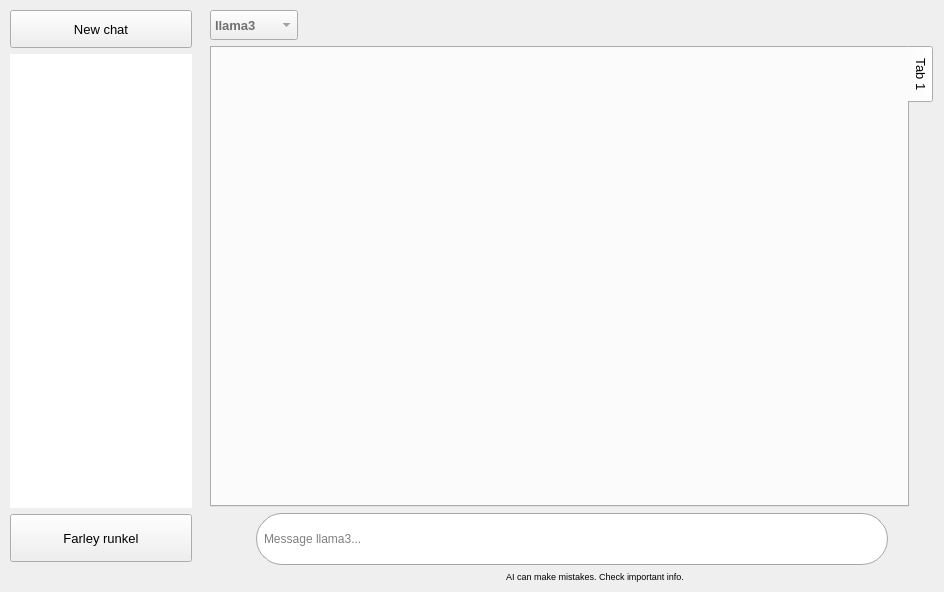
Qt form forms/mainwindow.ui (farleyrunkel/qollama) before a commit.
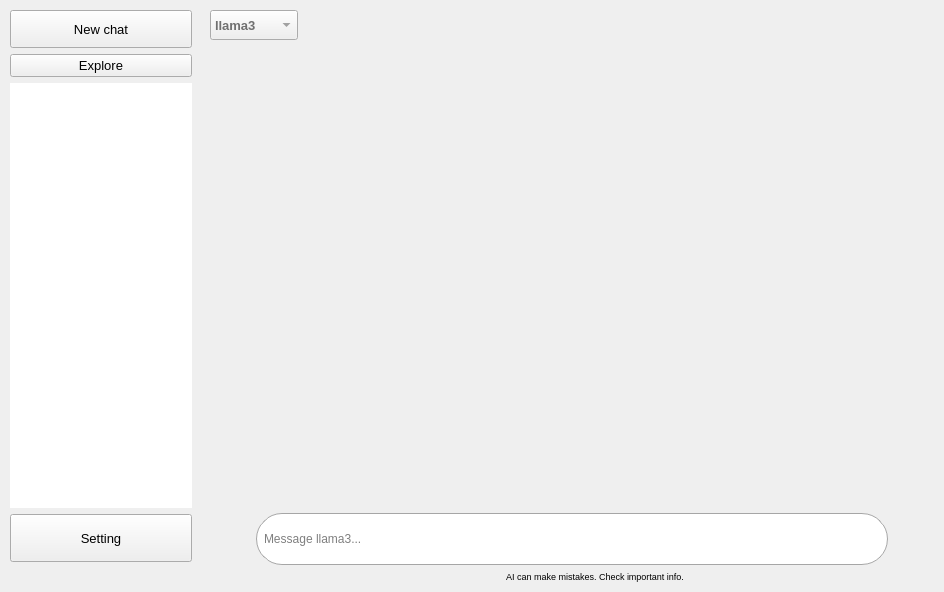
The same form after that commit. Icons and pictures are not drawn. Custom widgets are drawn as their Qt base class.

What changed in the file:
```diff
--- a/forms/mainwindow.ui
+++ b/forms/mainwindow.ui
@@ -206,6 +206,17 @@
              </property>
             </widget>
            </item>
+           <item>
+            <widget class="QPushButton" name="exploreButton">
+             <property name="text">
+              <string>Explore</string>
+             </property>
+             <property name="icon">
+              <iconset resource="../resouces.qrc">
+               <normaloff>:/icon/sparkles.png</normaloff>:/icon/sparkles.png</iconset>
+             </property>
+            </widget>
+           </item>
            <item>
             <widget class="IHistoryList" name="historyList">
              <property name="mouseTracking">
@@ -274,11 +285,11 @@
               <string notr="true"/>
              </property>
              <property name="text">
-              <string>Farley runkel</string>
+              <string>Setting</string>
              </property>
              <property name="icon">
               <iconset resource="../resouces.qrc">
-               <normaloff>:/icon/farley.jpg</normaloff>:/icon/farley.jpg</iconset>
+               <normaloff>:/icon/gear.svg</normaloff>:/icon/gear.svg</iconset>
              </property>
              <property name="iconSize">
               <size>
@@ -309,7 +320,7 @@
         </item>
        </layout>
       </widget>
-      <widget class="QFrame" name="frameRight">
+      <widget class="QStackedWidget" name="rightStack">
        <property name="sizePolicy">
         <sizepolicy hsizetype="Expanding" vsizetype="Expanding">
          <horstretch>0</horstretch>
@@ -328,6 +339,7 @@
        <property name="frameShadow">
         <enum>QFrame::Raised</enum>
        </property>
+       <widget class="QWidget" name="rightPage1" native="true">
        <layout class="QGridLayout" name="gridLayout">
         <item row="3" column="1">
          <widget class="QFrame" name="inputFrame">
@@ -658,29 +670,8 @@
          </spacer>
         </item>
         <item row="2" column="0" colspan="3">
-         <widget class="QTabWidget" name="chatTabs">
-          <property name="tabPosition">
-           <enum>QTabWidget::East</enum>
-          </property>
-          <property name="tabShape">
-           <enum>QTabWidget::Rounded</enum>
-          </property>
-          <property name="currentIndex">
-           <number>0</number>
-          </property>
-          <property name="tabsClosable">
-           <bool>false</bool>
-          </property>
-          <property name="movable">
-           <bool>false</bool>
-          </property>
-          <property name="tabBarAutoHide">
-           <bool>false</bool>
-          </property>
-          <widget class="QWidget" name="tab">
-           <attribute name="title">
-            <string>Tab 1</string>
-           </attribute>
+          <widget class="QStackedWidget" name="stack">
+           <widget class="QWidget" name="chatTabsPage1" native="true">
            <layout class="QVBoxLayout" name="verticalLayout">
             <property name="spacing">
              <number>0</number>
@@ -697,14 +688,12 @@
             <property name="bottomMargin">
              <number>0</number>
             </property>
-            <item>
-             <widget class="IWelcomePage" name="welcomePage" native="true"/>
-            </item>
            </layout>
           </widget>
          </widget>
         </item>
        </layout>
+       </widget>
       </widget>
      </widget>
     </item>
@@ -717,12 +706,6 @@
    <extends>QListWidget</extends>
    <header location="global">ihistorylist.h</header>
   </customwidget>
-  <customwidget>
-   <class>IWelcomePage</class>
-   <extends>QWidget</extends>
-   <header location="global">iwelcomepage.h</header>
-   <container>1</container>
-  </customwidget>
   <customwidget>
    <class>INewChatButton</class>
    <extends>QPushButton</extends>
```
Lines whose indentation alone changed are shown as unchanged.
